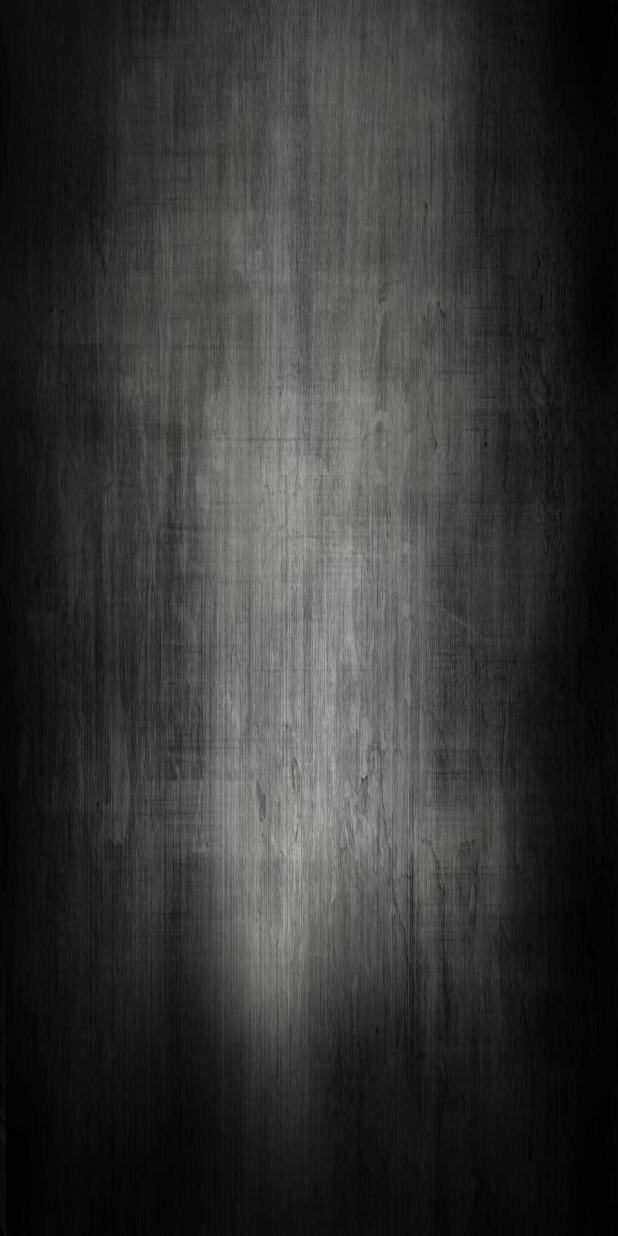
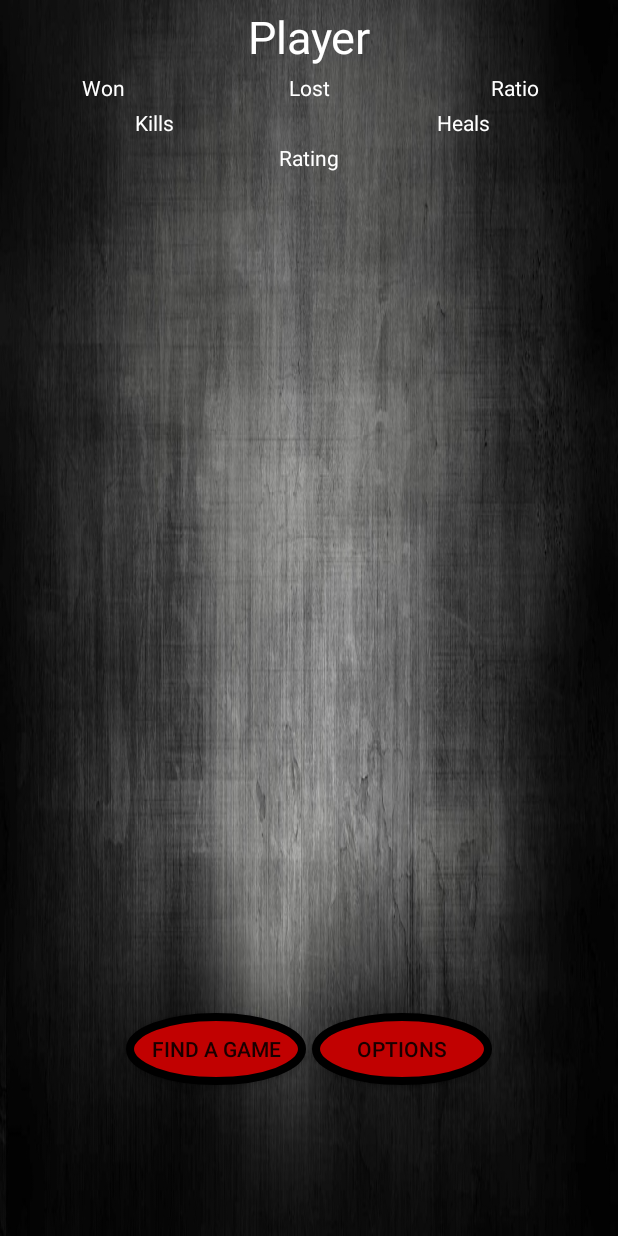
Before and after one commit to FreezeHeat/TheTownAndroid, an Android app: the layout activity_lobby.xml on its own in the app's theme, with its tools: preview values and no code run, on a phone screen of 412 x 824 dp. Run offline under Robolectric (Android 15) with nearby library versions, the light colour scheme and no system bars.

Commit message:
Built Lobby with Stats, need to add the game itself

```diff
--- a/app/src/main/java/ben_and_asaf_ttp/thetownproject/Register.java
+++ b/app/src/main/java/ben_and_asaf_ttp/thetownproject/Register.java
@@ -25,6 +25,7 @@ public class Register extends AppCompatActivity implements View.OnClickListener{
     private EditText editPassword2;
     private EditText editEmail;
     private TextView txtConfirm;
+    private GlobalResources globalResources;
 
     @Override
     protected void onCreate(Bundle savedInstanceState) {
@@ -34,6 +35,7 @@ public class Register extends AppCompatActivity implements View.OnClickListener{
         myPrefs = PreferenceManager.getDefaultSharedPreferences(this);
         player = new Player("", "");
         dp = new DataPacket();
+        globalResources = (GlobalResources)getApplication();
 
         editUser = (EditText)findViewById(R.id.register_editUser);
         editPassword = (EditText)findViewById(R.id.register_editPass);
@@ -92,6 +94,7 @@ public class Register extends AppCompatActivity implements View.OnClickListener{
                         switch(dataPacket.getCommand()){
                             case REGISTER:
                                 Register.this.player = dataPacket.getPlayer();
+                                globalResources.setPlayer(player);
 
                                 //Save the information
                                 SharedPreferences.Editor editor = myPrefs.edit();
--- a/app/src/main/res/layout/activity_lobby.xml
+++ b/app/src/main/res/layout/activity_lobby.xml
@@ -12,7 +12,135 @@
     android:id="@+id/content_frame"
     android:layout_width="match_parent"
     android:layout_height="match_parent"
-    android:orientation="vertical" />
+    android:orientation="vertical" >
+
+    <LinearLayout
+        android:orientation="vertical"
+        android:layout_width="match_parent"
+        android:layout_height="match_parent"
+        android:weightSum="100">
+
+        <LinearLayout
+            android:orientation="vertical"
+            android:layout_width="match_parent"
+            android:layout_height="wrap_content"
+            android:layout_weight="70">
+
+            <TextView
+                android:layout_width="match_parent"
+                android:layout_height="wrap_content"
+                android:text="Player"
+                android:id="@+id/lobby_txt_player"
+                android:layout_weight="0"
+                android:gravity="center_vertical|center_horizontal"
+                android:layout_gravity="center"
+                android:layout_marginTop="4dp"
+                android:textColor="@android:color/white"
+                android:textSize="30sp" />
+
+            <LinearLayout
+                android:orientation="horizontal"
+                android:layout_width="match_parent"
+                android:layout_height="wrap_content"
+                android:layout_marginBottom="4dp"
+                android:layout_marginTop="4dp">
+
+                <TextView
+                    android:layout_width="match_parent"
+                    android:layout_height="wrap_content"
+                    android:text="Won"
+                    android:id="@+id/lobby_txt_won"
+                    android:layout_weight="25"
+                    android:gravity="center_horizontal"
+                    android:layout_gravity="center_horizontal"
+                    android:textColor="@android:color/white"/>
+
+                <TextView
+                    android:layout_width="match_parent"
+                    android:layout_height="wrap_content"
+                    android:text="Lost"
+                    android:id="@+id/lobby_txt_lost"
+                    android:layout_weight="25"
+                    android:gravity="center_horizontal"
+                    android:layout_gravity="center_horizontal"
+                    android:textColor="@android:color/white"/>
+
+                <TextView
+                    android:layout_width="match_parent"
+                    android:layout_height="wrap_content"
+                    android:text="Ratio"
+                    android:id="@+id/lobby_txt_ratio"
+                    android:layout_weight="25"
+                    android:gravity="center_horizontal"
+                    android:layout_gravity="center_horizontal"
+                    android:textColor="@android:color/white"/>
+            </LinearLayout>
+
+            <LinearLayout
+                android:orientation="horizontal"
+                android:layout_width="match_parent"
+                android:layout_height="wrap_content">
+
+                <TextView
+                    android:layout_width="match_parent"
+                    android:layout_height="wrap_content"
+                    android:text="Kills"
+                    android:id="@+id/lobby_txt_kills"
+                    android:layout_weight="25"
+                    android:gravity="center_horizontal"
+                    android:layout_gravity="center_horizontal"
+                    android:textColor="@android:color/white"/>
+
+                <TextView
+                    android:layout_width="match_parent"
+                    android:layout_height="wrap_content"
+                    android:text="Heals"
+                    android:id="@+id/lobby_txt_heals"
+                    android:layout_weight="25"
+                    android:gravity="center_horizontal"
+                    android:layout_gravity="center_horizontal"
+                    android:textColor="@android:color/white"/>
+            </LinearLayout>
+
+            <TextView
+                android:layout_width="match_parent"
+                android:layout_height="wrap_content"
+                android:text="Rating"
+                android:id="@+id/lobby_txt_rating"
+                android:layout_weight="0"
+                android:gravity="center_vertical|center_horizontal"
+                android:layout_gravity="center_horizontal"
+                android:layout_marginTop="4dp"
+                android:textColor="@android:color/white"/>
+
+        </LinearLayout>
+
+        <LinearLayout
+            android:orientation="horizontal"
+            android:layout_width="match_parent"
+            android:layout_height="wrap_content"
+            android:layout_weight="30"
+            android:gravity="center">
+
+            <Button
+                android:layout_width="wrap_content"
+                android:layout_height="wrap_content"
+                android:text="Find a game"
+                android:id="@+id/lobby_btn_joinGame"
+                android:background="@drawable/round_button_small"
+                android:layout_margin="2dp"/>
+
+            <Button
+                android:layout_width="wrap_content"
+                android:layout_height="wrap_content"
+                android:text="Options"
+                android:id="@+id/lobby_btn_options"
+                android:background="@drawable/round_button_small"
+                android:layout_margin="2dp"/>
+        </LinearLayout>
+    </LinearLayout>
+</FrameLayout>
+
     <!-- The navigation drawer -->
 <ListView android:id="@+id/left_drawer"
     android:layout_width="240dp"
@@ -21,11 +149,6 @@
     android:choiceMode="singleChoice"
     android:divider="@android:color/transparent"
     android:dividerHeight="0dp"
-    android:background="@drawable/blood"
-
-
-
-
-    />
+    android:background="@drawable/blood" />
 
 </android.support.v4.widget.DrawerLayout>
--- a/app/src/main/res/layout/activity_login.xml
+++ b/app/src/main/res/layout/activity_login.xml
@@ -131,7 +131,8 @@
                 android:layout_width="50dp"
                 android:layout_height="50dp"
                 android:id="@+id/login_imgbtnInfo"
-                android:src="@drawable/info"/>
+                android:src="@drawable/info"
+                android:layout_gravity="center"/>
     </LinearLayout>
 
 </LinearLayout>
--- a/app/src/main/res/layout/activity_main.xml
+++ b/app/src/main/res/layout/activity_main.xml
@@ -86,7 +86,8 @@
         android:layout_width="match_parent"
         android:layout_height="match_parent"
         android:layout_gravity="center"
-        android:layout_marginBottom="5dp">
+        android:layout_marginBottom="5dp"
+        android:gravity="center_horizontal">
 
         <ImageButton
                 android:scaleType="fitXY"
```
Also changed, not shown: app/src/main/AndroidManifest.xml (+6 -4 lines), app/src/main/java/ben_and_asaf_ttp/thetownproject/GlobalResources.java (added, +17 -0 lines), app/src/main/java/ben_and_asaf_ttp/thetownproject/Lobby.java (+50 -6 lines), app/src/main/java/ben_and_asaf_ttp/thetownproject/Login.java (+3 -9 lines), app/src/main/java/ben_and_asaf_ttp/thetownproject/NewGame.java (deleted, +0 -41 lines), app/src/main/res/menu/navigation.xml (deleted, +0 -9 lines), app/src/main/res/values/strings.xml (+8 -0 lines).
